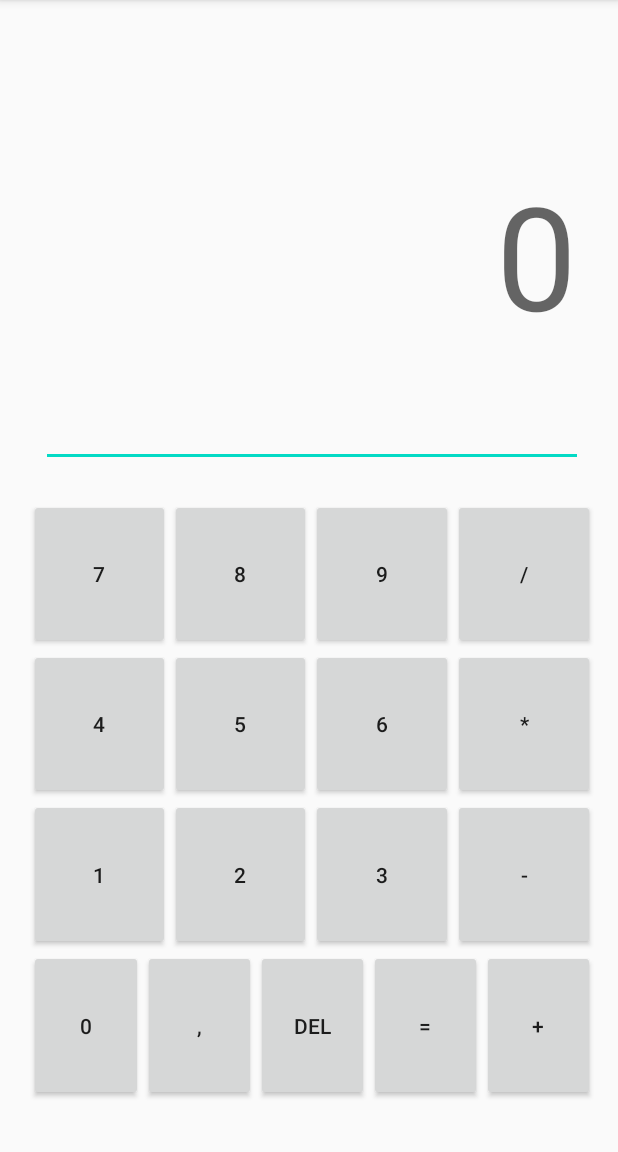
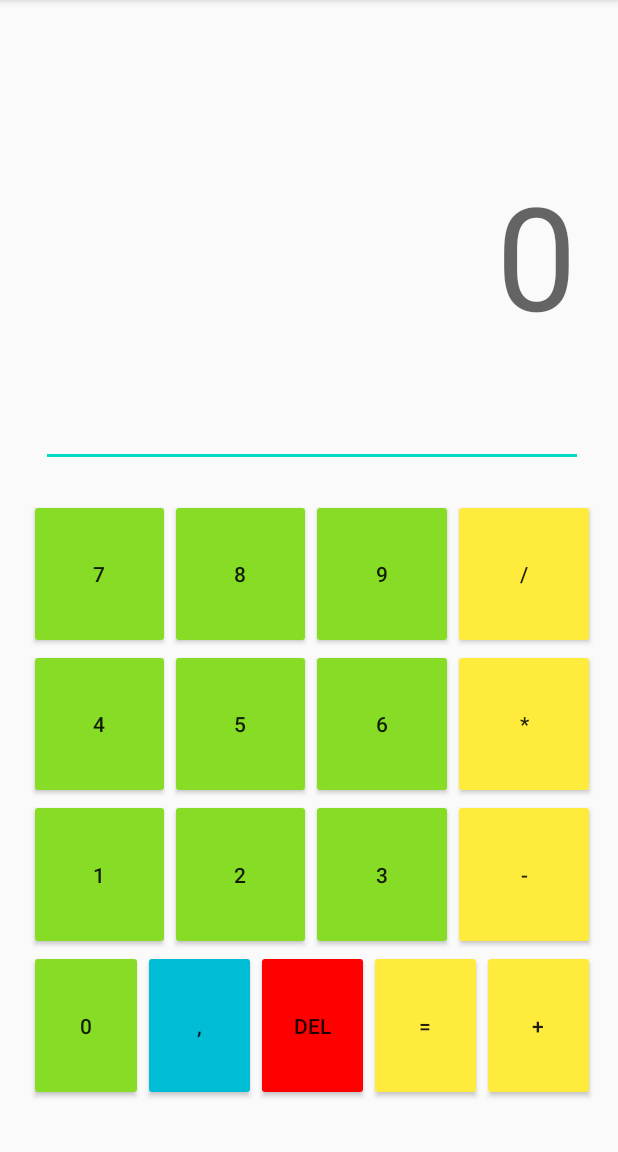
Before and after one commit to JuanAntonio21/calculadora, an Android app: the screen it shows after launch (MainActivity), on a phone screen of 412 x 824 dp, the part 84-1236 px from its top. Run offline under Robolectric (Android 15) with nearby library versions, the phone set to English and light mode, and no system bars.

Commit message:
Calculadora acabada se me ha olvidado comitear el cambio de colores y comiteo el cambio de collores junto con los colores

```diff
--- a/app/src/main/res/layout/activity_main.xml
+++ b/app/src/main/res/layout/activity_main.xml
@@ -28,13 +28,18 @@
                 android:layout_width="wrap_content"
                 android:layout_height="match_parent"
                 android:layout_weight="1"
-                android:text="7" />
+                android:backgroundTint="#87DC25"
+                android:onClick="button7"
+                android:text="7"
+                tools:ignore="ExtraText" />
 
             <Button
                 android:id="@+id/button8"
                 android:layout_width="wrap_content"
                 android:layout_height="match_parent"
                 android:layout_weight="1"
+                android:backgroundTint="#87DC25"
+                android:onClick="button8"
                 android:text="8" />
 
             <Button
@@ -42,6 +47,8 @@
                 android:layout_width="wrap_content"
                 android:layout_height="match_parent"
                 android:layout_weight="1"
+                android:backgroundTint="#87DC25"
+                android:onClick="button9"
                 android:text="9" />
 
             <Button
@@ -49,6 +56,8 @@
                 android:layout_width="wrap_content"
                 android:layout_height="match_parent"
                 android:layout_weight="1"
+                android:backgroundTint="#FFEB3B"
+                android:onClick="dividir"
                 android:text="/" />
         </TableRow>
 
@@ -62,6 +71,8 @@
                 android:layout_width="wrap_content"
                 android:layout_height="match_parent"
                 android:layout_weight="1"
+                android:backgroundTint="#87DC25"
+                android:onClick="button4"
                 android:text="4" />
 
             <Button
@@ -69,6 +80,8 @@
                 android:layout_width="wrap_content"
                 android:layout_height="match_parent"
                 android:layout_weight="1"
+                android:backgroundTint="#87DC25"
+                android:onClick="button5"
                 android:text="5" />
 
             <Button
@@ -76,6 +89,8 @@
                 android:layout_width="wrap_content"
                 android:layout_height="match_parent"
                 android:layout_weight="1"
+                android:backgroundTint="#87DC25"
+                android:onClick="button6"
                 android:text="6" />
 
             <Button
@@ -83,6 +98,8 @@
                 android:layout_width="wrap_content"
                 android:layout_height="match_parent"
                 android:layout_weight="1"
+                android:backgroundTint="#FFEB3B"
+                android:onClick="multiplicar"
                 android:text="*" />
 
         </TableRow>
@@ -96,6 +113,8 @@
                 android:layout_width="wrap_content"
                 android:layout_height="match_parent"
                 android:layout_weight="1"
+                android:backgroundTint="#87DC25"
+                android:onClick="button1"
                 android:text="1" />
 
             <Button
@@ -103,6 +122,8 @@
                 android:layout_width="wrap_content"
                 android:layout_height="match_parent"
                 android:layout_weight="1"
+                android:backgroundTint="#87DC25"
+                android:onClick="button2"
                 android:text="2" />
 
             <Button
@@ -110,6 +131,8 @@
                 android:layout_width="wrap_content"
                 android:layout_height="match_parent"
                 android:layout_weight="1"
+                android:backgroundTint="#87DC25"
+                android:onClick="button3"
                 android:text="3" />
 
             <Button
@@ -117,6 +140,8 @@
                 android:layout_width="wrap_content"
                 android:layout_height="match_parent"
                 android:layout_weight="1"
+                android:backgroundTint="#FFEB3B"
+                android:onClick="restar"
                 android:text="-" />
 
         </TableRow>
@@ -130,12 +155,17 @@
                 android:layout_width="wrap_content"
                 android:layout_height="match_parent"
                 android:layout_weight="1"
+                android:backgroundTint="#87DC25"
+                android:onClick="button0"
                 android:text="0" />
+
             <Button
                 android:id="@+id/buttonDec"
                 android:layout_width="wrap_content"
                 android:layout_height="match_parent"
                 android:layout_weight="1"
+                android:backgroundTint="#00BCD4"
+                android:onClick="buttonPunto"
                 android:text="," />
 
             <Button
@@ -143,6 +173,8 @@
                 android:layout_width="wrap_content"
                 android:layout_height="match_parent"
                 android:layout_weight="1"
+                android:backgroundTint="#FF0000"
+                android:onClick="del"
                 android:text="DEL" />
 
             <Button
@@ -150,6 +182,8 @@
                 android:layout_width="wrap_content"
                 android:layout_height="match_parent"
                 android:layout_weight="1"
+                android:backgroundTint="#FFEB3B"
+                android:onClick="btIgual"
                 android:text="=" />
 
             <Button
@@ -157,6 +191,8 @@
                 android:layout_width="wrap_content"
                 android:layout_height="match_parent"
                 android:layout_weight="1"
+                android:backgroundTint="#FFEB3B"
+                android:onClick="sumar"
                 android:text="+" />
 
         </TableRow>
```
Also changed, not shown: app/src/main/java/hl/t1/ejemplo05/MainActivity.java (+116 -1 lines).
